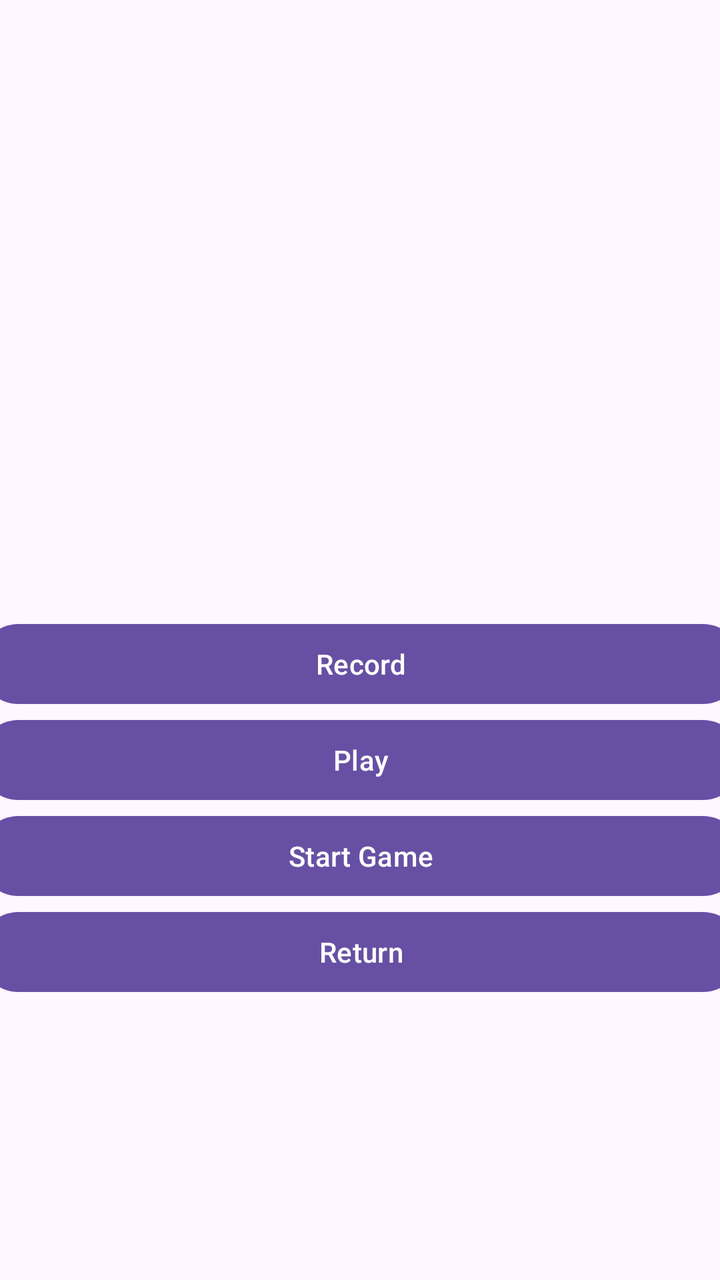
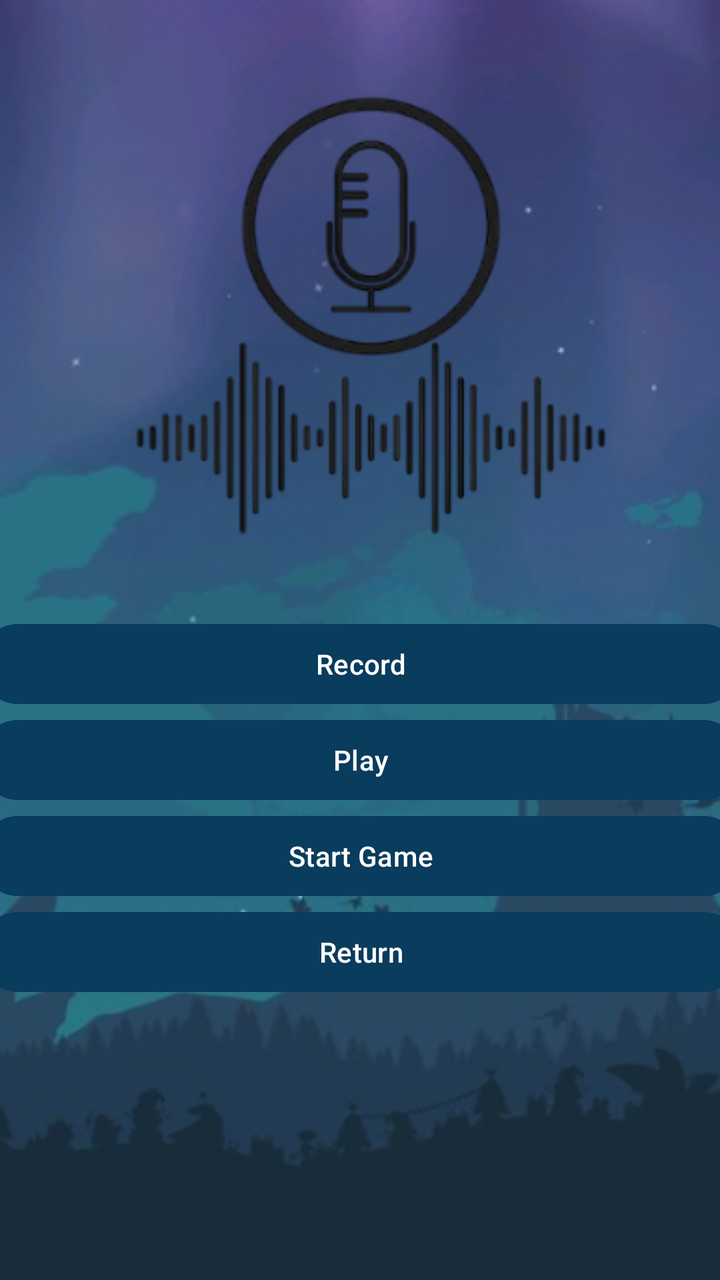

Two renders of the same Android screen: before a commit and after it. Below are the layout's source before the change and the commit's diff.
<!-- AndroidManifest.xml: application theme Theme.GamesPlatform -->
<!-- res/layout/activity_recording.xml -->
<?xml version="1.0" encoding="utf-8"?>
<androidx.constraintlayout.widget.ConstraintLayout xmlns:android="http://schemas.android.com/apk/res/android"
    xmlns:app="http://schemas.android.com/apk/res-auto"
    android:id="@+id/main"
    android:layout_width="match_parent"
    android:layout_height="match_parent"
    android:layoutDirection="ltr">

    <LinearLayout
        android:layout_width="414dp"
        android:layout_height="348dp"
        android:orientation="vertical"
        android:padding="16dp"
        app:layout_constraintBottom_toBottomOf="parent"
        app:layout_constraintEnd_toEndOf="parent"
        app:layout_constraintStart_toStartOf="parent">

        <Button
            android:id="@+id/btnRecord"
            android:layout_width="match_parent"
            android:layout_height="wrap_content"
            android:text="Record" />

        <Button
            android:id="@+id/btnPlay"
            android:layout_width="match_parent"
            android:layout_height="wrap_content"
            android:text="Play" />

        <Button
            android:id="@+id/btnStartGame"
            android:layout_width="match_parent"
            android:layout_height="wrap_content"
            android:text="Start Game" />

        <Button
            android:id="@+id/btnReturnToMain"
            android:layout_width="match_parent"
            android:layout_height="wrap_content"
            android:text="Return" />

    </LinearLayout>

</androidx.constraintlayout.widget.ConstraintLayout>
<!-- resources referenced by this layout -->
<resources>
  <style name="Theme.GamesPlatform" parent="Base.Theme.GamesPlatform" />
  <style name="Base.Theme.GamesPlatform" parent="Theme.Material3.DayNight.NoActionBar">
          
          
      </style>
</resources>

<!-- the commit's change to res/layout/activity_recording.xml (unified diff, before → after) -->
@@ -4,9 +4,11 @@
     android:id="@+id/main"
     android:layout_width="match_parent"
     android:layout_height="match_parent"
+    android:background="@drawable/background2"
     android:layoutDirection="ltr">
 
     <LinearLayout
+        android:id="@+id/linearLayout5"
         android:layout_width="414dp"
         android:layout_height="348dp"
         android:orientation="vertical"
@@ -19,26 +21,40 @@
             android:id="@+id/btnRecord"
             android:layout_width="match_parent"
             android:layout_height="wrap_content"
+            android:backgroundTint="#093C5D"
             android:text="Record" />
 
         <Button
             android:id="@+id/btnPlay"
             android:layout_width="match_parent"
             android:layout_height="wrap_content"
+            android:backgroundTint="#093C5D"
             android:text="Play" />
 
         <Button
             android:id="@+id/btnStartGame"
             android:layout_width="match_parent"
             android:layout_height="wrap_content"
+            android:backgroundTint="#093C5D"
             android:text="Start Game" />
 
         <Button
             android:id="@+id/btnReturnToMain"
             android:layout_width="match_parent"
             android:layout_height="wrap_content"
+            android:backgroundTint="#093C5D"
             android:text="Return" />
 
     </LinearLayout>
 
+    <ImageView
+        android:id="@+id/imageView6"
+        android:layout_width="wrap_content"
+        android:layout_height="wrap_content"
+        app:layout_constraintBottom_toTopOf="@+id/linearLayout5"
+        app:layout_constraintEnd_toEndOf="parent"
+        app:layout_constraintStart_toStartOf="parent"
+        app:layout_constraintTop_toTopOf="parent"
+        app:srcCompat="@drawable/mic_img" />
+
 </androidx.constraintlayout.widget.ConstraintLayout>
<!-- resource entries referenced after the edit -->
@@ -1,5 +1,7 @@
 <!-- resources referenced by this layout -->
 <resources>
+  <!-- drawable background2: png bitmap (drawable, 176030 bytes) -->
+  <!-- drawable mic_img: png bitmap (drawable, 37120 bytes) -->
   <style name="Theme.GamesPlatform" parent="Base.Theme.GamesPlatform" />
   <style name="Base.Theme.GamesPlatform" parent="Theme.Material3.DayNight.NoActionBar">
           
